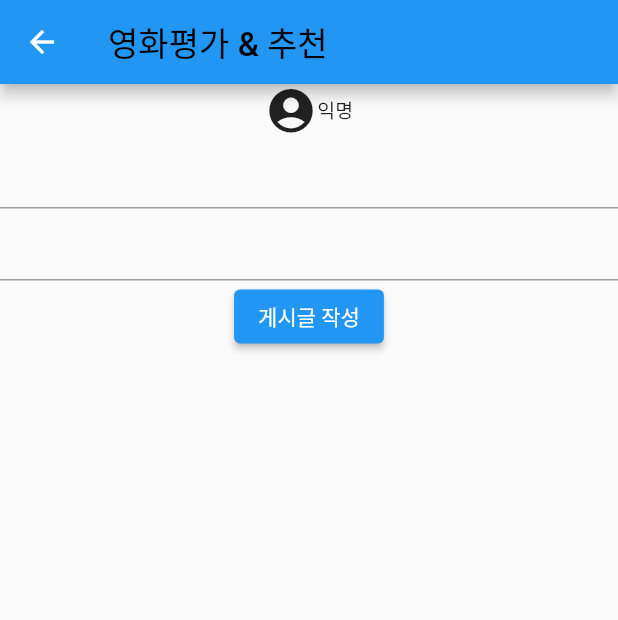
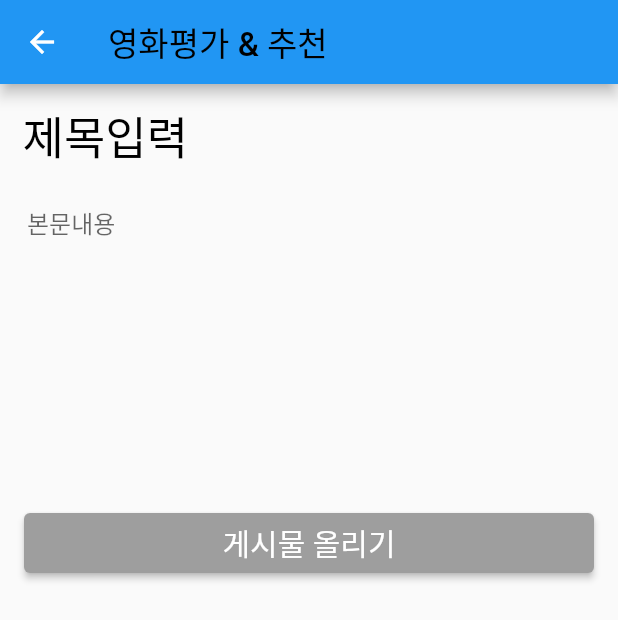
Before and after one commit to c0c0pang/MOVI, a Flutter app: the CreatePostPage screen opened directly, on a phone screen of 412 x 824 dp. Shown: the top 620 px of the screen. Run offline on Flutter 3.47's test engine with Material 2 defaults, Android fonts, the phone set to English and light mode, and no system bars; our stand-ins replace cloud_firestore, firebase_core, get, pull_to_refresh; accounts and stored records are empty.

Commit message:
feat: 게시글 만들고 불러오는 기능 구현

```diff
--- a/lib/page/CreatePostPage.dart
+++ b/lib/page/CreatePostPage.dart
@@ -1,14 +1,31 @@
 import 'package:flutter/material.dart';
 import 'package:cloud_firestore/cloud_firestore.dart';
+import 'dart:math';
+import 'package:intl/intl.dart';
+import 'package:get/get.dart';
+import 'package:moviproject/communication/Community.dart';
 class CreatePostPage extends StatefulWidget {
   const CreatePostPage({Key? key}) : super(key: key);
-
+  //https://www.kobis.or.kr/kobisopenapi/webservice/rest/boxoffice/searchDailyBoxOfficeList.xml?key=5f0acd5012ff760ae39f4b672cb31aee&targetDt=20220101
   @override
   State<CreatePostPage> createState() => _CreatePostPageState();
 }
 
 class _CreatePostPageState extends State<CreatePostPage> {
   FirebaseFirestore fireStore=FirebaseFirestore.instance;
+
+  TextEditingController titleController = TextEditingController();
+  TextEditingController TextController = TextEditingController();
+
+  String postTitle = '';
+  String content = '';
+
+  String _chars = 'AaBbCcDdEeFfGgHhIiJjKkLlMmNnOoPpQqRrSsTtUuVvWwXxYyZz1234567890';
+  Random _rnd = Random();
+
+  String getRandomString(int length) => String.fromCharCodes(Iterable.generate(
+      length, (_) => _chars.codeUnitAt(_rnd.nextInt(_chars.length))));
+
   @override
   Widget build(BuildContext context) {
     return Scaffold(
@@ -19,20 +36,78 @@ class _CreatePostPageState extends State<CreatePostPage> {
       ),
       body: Column(
         children: [
-          Row(
-            mainAxisAlignment: MainAxisAlignment.center,
-            children: [
-              Icon(
-                Icons.account_circle,
-                color: Colors.grey[1],
-                size: 35,
+          // Row(
+          //   mainAxisAlignment: MainAxisAlignment.center,
+          //   children: [
+          //     Icon(
+          //       Icons.account_circle,
+          //       color: Colors.grey[1],
+          //       size: 35,
+          //     ),
+          //     Text('익명', style: TextStyle(height: 1.5, fontSize: 13)),
+          //   ],
+          // ),
+          Flexible(child: Container(
+            padding: EdgeInsets.only(left: 15,right: 15),
+            child: TextField(
+                controller: titleController,
+                style: TextStyle(
+                  fontSize: 30,
+                ),
+                decoration: InputDecoration(
+                    border: (InputBorder.none),
+                    hintText: '제목입력',
+                    hintStyle: TextStyle(
+                        color: Colors.black,
+                        fontSize: 30
+                    )
+                ),
+                onChanged: (value){
+                  setState(() {
+                    postTitle=value;
+                  });
+                },
+                keyboardType: TextInputType.text
+            ),
+          )),
+        Flexible(child: Container(
+          padding: EdgeInsets.only(left: 18,right: 18),
+          child: TextField(
+              controller: TextController,
+              decoration: InputDecoration(
+                  border: (InputBorder.none),
+                  hintText: '본문내용'
               ),
-              Text('익명', style: TextStyle(height: 1.5, fontSize: 13)),
-            ],
+              onChanged: (value){
+                setState(() {
+                  content=value;
+                });
+              },
+              maxLines: 10,
+
+              keyboardType: TextInputType.text
           ),
-          TextField(),
-          TextField(),
-          ElevatedButton(onPressed: (){},child: Text('게시글 작성'),),
+        )),
+          ElevatedButton(
+            style: ElevatedButton.styleFrom(
+              primary: Colors.grey,
+              minimumSize: Size(380, 40),
+              textStyle: TextStyle(fontSize: 20)
+          ),
+            onPressed: (){
+            var toDay = DateTime.now();
+            String postKey=getRandomString(16);
+            fireStore.collection('Posts').doc(postKey).set({
+              "key":postKey,
+              "title":postTitle,
+              "explain":content,
+              "user":'익명',
+              "like":0,
+              "reply":0,
+              "date":toDay
+            });
+            Navigator.pop(context);
+          },child: Text('게시물 올리기'),),
         ],
       ),
     );
```
Also changed, not shown: lib/communication/evaluation_recommend.dart (+55 -35 lines), lib/main.dart (+6 -1 lines), pubspec.yaml (+8 -2 lines), pubspec.lock, 2 other files.
